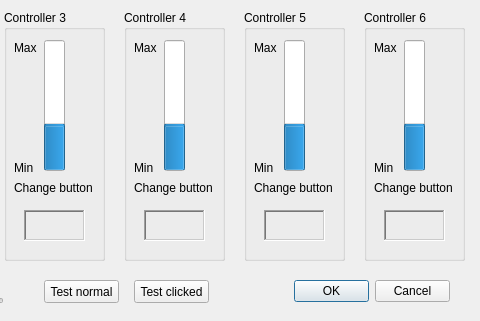
Above: src/controllerdlg.ui from frechilla/qslotracing before the change; both pictures show x 246 to 726 and y 0 to 321 of the 726 by 321 pixel window. Below: the same form after it.
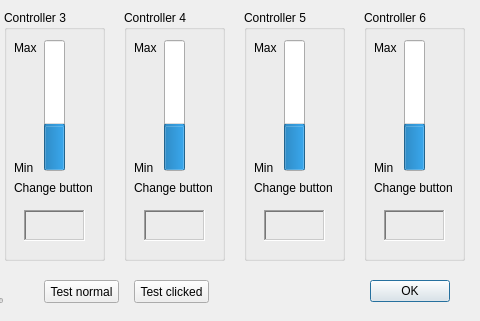
That is the form after the change.

Commit message: Ranking and Controller packets decoding added; configuration dialog updated; bug found at driver's name label (make bigger).

What changed in the file:
```diff
--- a/src/controllerdlg.ui
+++ b/src/controllerdlg.ui
@@ -29,7 +29,7 @@
     <enum>Qt::Horizontal</enum>
    </property>
    <property name="standardButtons">
-    <set>QDialogButtonBox::Cancel|QDialogButtonBox::Ok</set>
+    <set>QDialogButtonBox::Ok</set>
    </property>
   </widget>
   <widget class="QGroupBox" name="groupBox">
```
The commit also changes 9 other files.
